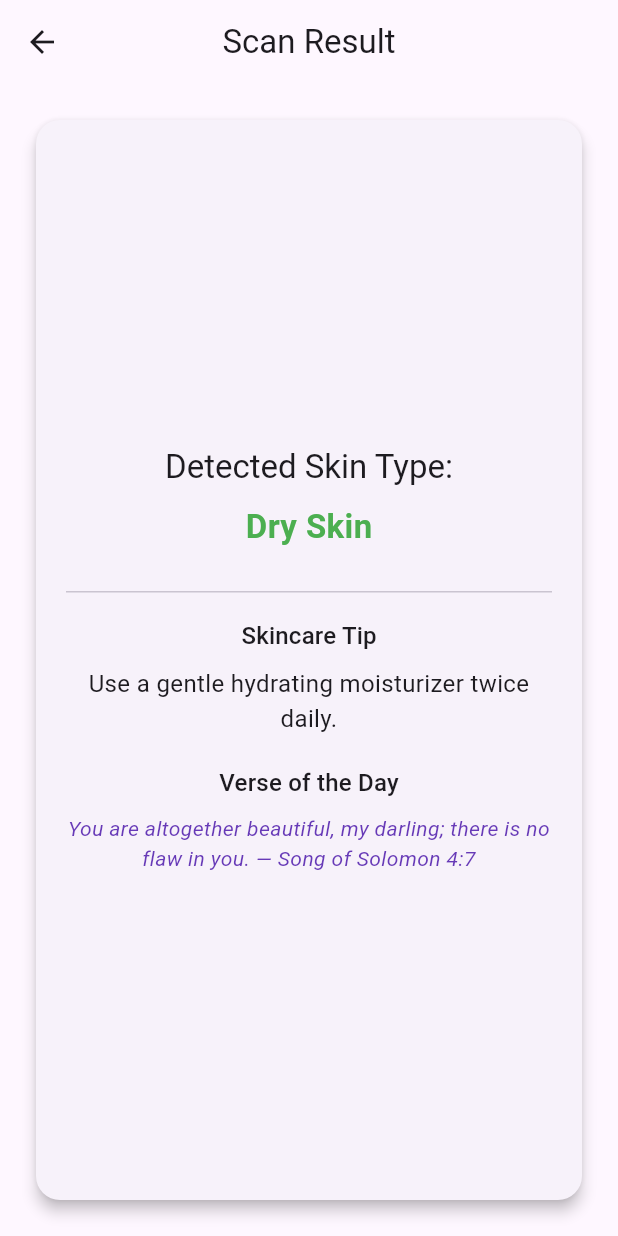
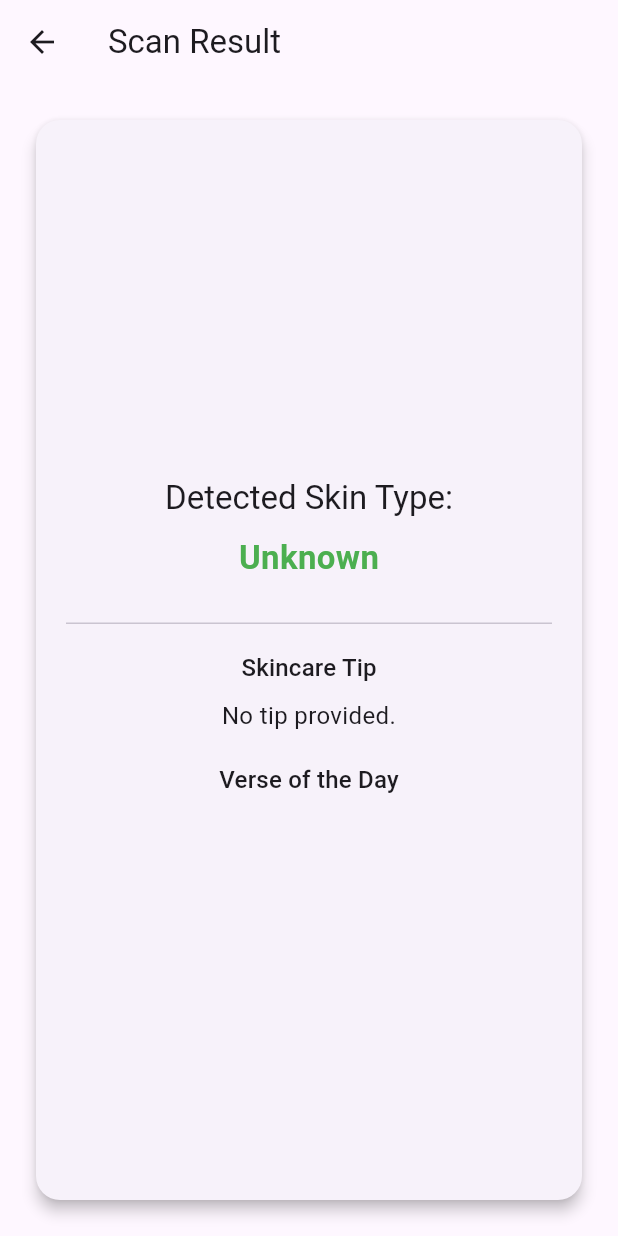
Before and after one commit to git-Whitney/nourish, a Flutter app: the ResultScreen screen opened by its route, on a phone screen of 412 x 824 dp. Run offline on Flutter 3.47's test engine with Material 3 defaults, Android fonts, the phone set to English and light mode, and no system bars; our stand-ins replace image_picker.

Commit message:
Updated the structure

```diff
--- a/lib/main.dart
+++ b/lib/main.dart
@@ -25,7 +25,7 @@ class MyApp extends StatelessWidget {
 
       initialRoute: '/',
       routes: {
-        '/': (context) => const ScanScreen(),
+        '/': (context) => const WelcomeScreen(),
         '/login': (context) => const LoginScreen(),
         '/dashboard': (context) => const DashboardScreen(),
         '/scan': (context) => const ScanScreen(),
--- a/lib/screens/result_screen.dart
+++ b/lib/screens/result_screen.dart
@@ -1,24 +1,18 @@
 import 'package:flutter/material.dart';
 
 class ResultScreen extends StatelessWidget {
-  final String skinType;
-  final String tip;
-  final String verse;
-
-  const ResultScreen({
-    super.key,
-    this.skinType = 'Dry Skin',
-    this.tip = 'Use a gentle hydrating moisturizer twice daily.',
-    this.verse = 'You are altogether beautiful, my darling; there is no flaw in you. — Song of Solomon 4:7',
-  });
+  const ResultScreen({super.key});
 
   @override
   Widget build(BuildContext context) {
+    final args = ModalRoute.of(context)?.settings.arguments as Map<String, String>?;
+
+    final skinType = args?['skinType'] ?? 'Unknown';
+    final tip = args?['tip'] ?? 'No tip provided.';
+    final verse = args?['verse'] ?? '';
+
     return Scaffold(
-      appBar: AppBar(
-        title: const Text('Scan Result'),
-        centerTitle: true,
-      ),
+      appBar: AppBar(title: const Text('Scan Result')),
       body: Padding(
         padding: const EdgeInsets.all(20),
         child: Card(
@@ -29,10 +23,7 @@ class ResultScreen extends StatelessWidget {
             child: Column(
               mainAxisAlignment: MainAxisAlignment.center,
               children: [
-                Text(
-                  'Detected Skin Type:',
-                  style: Theme.of(context).textTheme.titleLarge,
-                ),
+                Text('Detected Skin Type:', style: Theme.of(context).textTheme.titleLarge),
                 const SizedBox(height: 10),
                 Text(
                   skinType,
@@ -41,21 +32,11 @@ class ResultScreen extends StatelessWidget {
                 const SizedBox(height: 20),
                 const Divider(),
                 const SizedBox(height: 10),
-                Text(
-                  'Skincare Tip',
-                  style: Theme.of(context).textTheme.titleMedium,
-                ),
+                Text('Skincare Tip', style: Theme.of(context).textTheme.titleMedium),
                 const SizedBox(height: 8),
-                Text(
-                  tip,
-                  textAlign: TextAlign.center,
-                  style: const TextStyle(fontSize: 16),
-                ),
+                Text(tip, textAlign: TextAlign.center, style: const TextStyle(fontSize: 16)),
                 const SizedBox(height: 20),
-                Text(
-                  'Verse of the Day',
-                  style: Theme.of(context).textTheme.titleMedium,
-                ),
+                Text('Verse of the Day', style: Theme.of(context).textTheme.titleMedium),
                 const SizedBox(height: 8),
                 Text(
                   verse,
```
Also changed, not shown: lib/screens/login_screen.dart (+50 -9 lines), lib/screens/scan_screen.dart (+88 -12 lines), lib/screens/welcome_screen.dart (+5 -6 lines).
